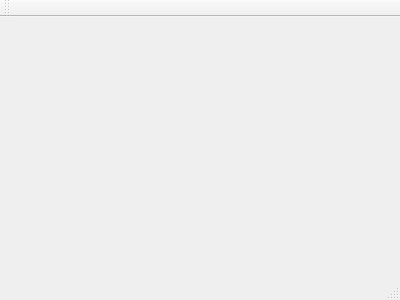
First picture: the form in student/12/timer/mainwindow.ui, repository aleksiIso-seppala/Programming-2, before the edit.
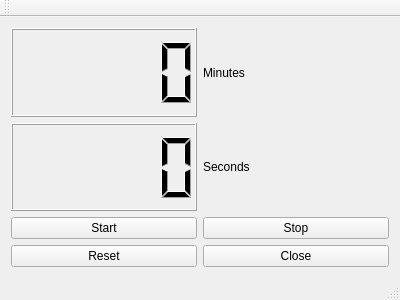
Second picture: the form after the edit.

```diff
--- a/student/12/timer/mainwindow.ui
+++ b/student/12/timer/mainwindow.ui
@@ -12,13 +12,79 @@
   <property name="windowTitle" >
    <string>MainWindow</string>
   </property>
-  <widget class="QMenuBar" name="menuBar" />
-  <widget class="QToolBar" name="mainToolBar" />
-  <widget class="QWidget" name="centralWidget" />
-  <widget class="QStatusBar" name="statusBar" />
+  <widget class="QWidget" name="centralWidget">
+   <layout class="QGridLayout" name="gridLayout">
+    <item row="3" column="0">
+     <widget class="QPushButton" name="resetButton">
+      <property name="text">
+       <string>Reset</string>
+      </property>
+     </widget>
+    </item>
+    <item row="3" column="1">
+     <widget class="QPushButton" name="closeButton">
+      <property name="text">
+       <string>Close</string>
+      </property>
+     </widget>
+    </item>
+    <item row="0" column="1">
+     <widget class="QLabel" name="LabelMin">
+      <property name="text">
+       <string>Minutes</string>
+      </property>
+     </widget>
+    </item>
+    <item row="2" column="1">
+     <widget class="QPushButton" name="stopButton">
+      <property name="text">
+       <string>Stop</string>
+      </property>
+     </widget>
+    </item>
+    <item row="1" column="1">
+     <widget class="QLabel" name="LabelSec">
+      <property name="text">
+       <string>Seconds</string>
+      </property>
+     </widget>
+    </item>
+    <item row="1" column="0">
+     <widget class="QLCDNumber" name="lcdNumberSec"/>
+    </item>
+    <item row="0" column="0">
+     <widget class="QLCDNumber" name="lcdNumberMin"/>
+    </item>
+    <item row="2" column="0">
+     <widget class="QPushButton" name="startButton">
+      <property name="text">
+       <string>Start</string>
+      </property>
+     </widget>
+    </item>
+   </layout>
+  </widget>
+  <widget class="QMenuBar" name="menuBar">
+   <property name="geometry">
+    <rect>
+     <x>0</x>
+     <y>0</y>
+     <width>400</width>
+     <height>25</height>
+    </rect>
+   </property>
+  </widget>
+  <widget class="QToolBar" name="mainToolBar">
+   <attribute name="toolBarArea">
+    <enum>TopToolBarArea</enum>
+   </attribute>
+   <attribute name="toolBarBreak">
+    <bool>false</bool>
+   </attribute>
+  </widget>
+  <widget class="QStatusBar" name="statusBar"/>
  </widget>
- <layoutDefault spacing="6" margin="11" />
- <pixmapfunction></pixmapfunction>
+ <layoutdefault spacing="6" margin="11"/>
  <resources/>
  <connections/>
 </ui>
```
Left out of the diff: 26 changed lines with no effect on the pictures.
